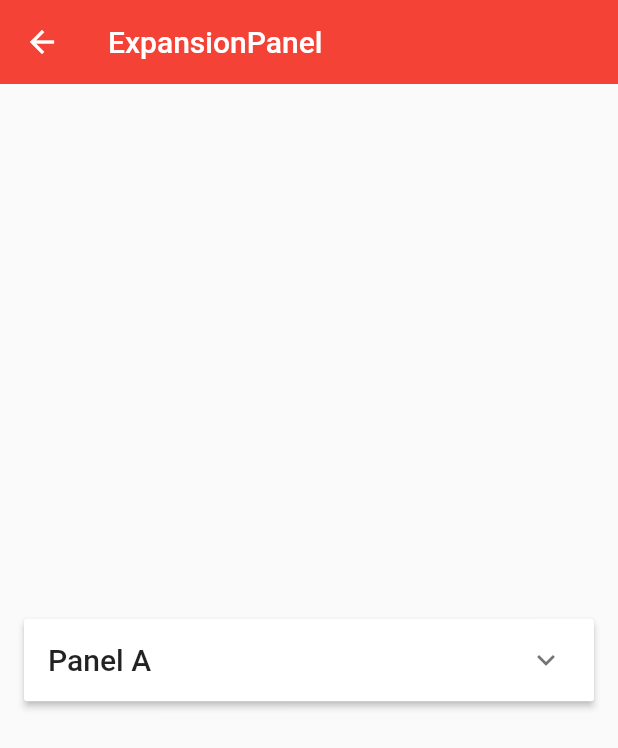
After one commit to weisenHoo/app_flutter, a Flutter app: the screen it shows after launch, after a tap on "ExpansionPanel", on a phone screen of 412 x 824 dp. The commit adds this screen. Shown: the top 748 px of the screen. Run offline on Flutter 3.47's test engine with Material 2 defaults, Android fonts, the phone set to English and light mode, and no system bars.

Commit message:
ExpansionPanel

```diff
--- /dev/null
+++ b/lib/demo/expansion_panel_demo.dart
@@ -0,0 +1,47 @@
+import 'package:flutter/material.dart';
+
+class ExpansionPanelDemo extends StatefulWidget {
+  @override
+  _ExpansionPanelDemoState createState() => _ExpansionPanelDemoState();
+}
+
+class _ExpansionPanelDemoState extends State<ExpansionPanelDemo> {
+  @override
+  Widget build(BuildContext context) {
+    return Scaffold(
+      appBar: AppBar(
+        title: Text('ExpansionPanel'),
+        elevation: 0.0,
+      ),
+      body: Container(
+        padding: EdgeInsets.all(16.0),
+        child: Column(
+          mainAxisAlignment: MainAxisAlignment.center,
+          children: <Widget>[
+            ExpansionPanelList(
+              children: [
+                ExpansionPanel(
+                  headerBuilder: (BuildContext context, bool isExpanded) {
+                    return Container(
+                      padding: EdgeInsets.all(16.0),
+                      child: Text(
+                        'Panel A',
+                        style: Theme.of(context).textTheme.title,
+                      ),
+                    );
+                  },
+                  body: Container(
+                    padding: EdgeInsets.all(16.0),
+                    width: double.infinity,
+                    child: Text('Content for Panel A.'),
+                  ),
+                  isExpanded: false,
+                ),
+              ],
+            ),
+          ],
+        ),
+      ),
+    );
+  }
+}
--- a/lib/demo/material_components.dart
+++ b/lib/demo/material_components.dart
@@ -8,6 +8,11 @@ import './radio_demo.dart';
 import './switch_demo.dart';
 import './slider_demo.dart';
 import './datetime_demo.dart';
+import './simple_dialog_demp.dart';
+import './alert_dialog_demo.dart';
+import './bottom_sheet_demo.dart';
+import './snack_bar_demo.dart';
+import './expansion_panel_demo.dart';
 
 class MaterialComponents extends StatelessWidget {
   @override
@@ -19,6 +24,11 @@ class MaterialComponents extends StatelessWidget {
       ),
       body: ListView(
         children: <Widget>[
+          ListItem(title: 'ExpansionPanel', page: ExpansionPanelDemo()),
+          ListItem(title: 'SnackBar', page: SnackBarDemo()),
+          ListItem(title: 'BottomSheet', page: BottomSheetDemo()),
+          ListItem(title: 'AlertDialog', page: AlertDialogDemo()),
+          ListItem(title: 'SimpleDialog', page: SimpleDialogDemo()),
           ListItem(title: 'DateTime', page: DateTimeDemo()),
           ListItem(title: 'Slider', page: SliderDemo()),
           ListItem(title: 'Switch', page: SwitchDemo()),
```
Also changed, not shown: lib/demo/alert_dialog_demo.dart (added, +86 -0 lines), lib/demo/bottom_sheet_demo.dart (added, +104 -0 lines), lib/demo/simple_dialog_demp.dart (added, +93 -0 lines), lib/demo/snack_bar_demo.dart (added, +55 -0 lines).
